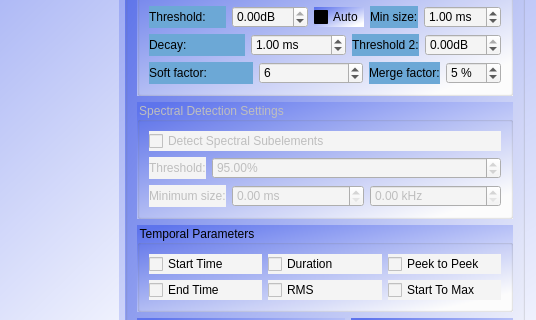
Before: the Qt Designer form Graphic_Interface/UI Files/ui_elemDetectSettings.ui in ECMora/SoundLab, drawn with Qt 5; both pictures show x 564 to 1100 and y 83 to 403 of the 1100 by 664 pixel window.
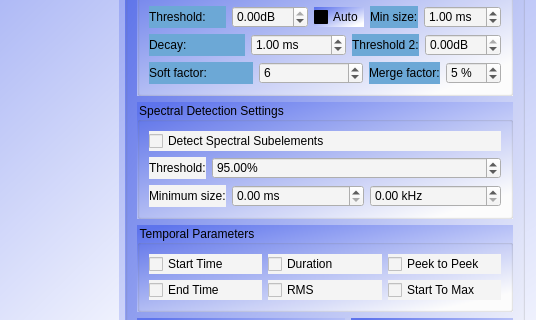
After: the same form once the commit is applied. Custom widgets are drawn as their Qt base class.

```diff
--- a/Graphic_Interface/UI Files/ui_elemDetectSettings.ui
+++ b/Graphic_Interface/UI Files/ui_elemDetectSettings.ui
@@ -252,7 +252,7 @@
       <item row="1" column="0" colspan="2">
        <widget class="QGroupBox" name="groupBox_5">
         <property name="enabled">
-         <bool>false</bool>
+         <bool>true</bool>
         </property>
         <property name="title">
          <string>Spectral Detection Settings</string>
@@ -262,6 +262,9 @@
           <layout class="QHBoxLayout" name="horizontalLayout_9" stretch="0,1">
            <item>
             <widget class="QLabel" name="label_8">
+             <property name="enabled">
+              <bool>true</bool>
+             </property>
              <property name="toolTip">
               <string>&lt;html&gt;&lt;head/&gt;&lt;body&gt;&lt;p&gt;The percentile threshold to detect subelements in spectrogram. Regions above this value are detected&lt;/p&gt;&lt;/body&gt;&lt;/html&gt;</string>
              </property>
@@ -276,7 +279,7 @@
            <item>
             <widget class="QDoubleSpinBox" name="dsbxThresholdSpec">
              <property name="enabled">
-              <bool>false</bool>
+              <bool>true</bool>
              </property>
              <property name="sizePolicy">
               <sizepolicy hsizetype="Minimum" vsizetype="Fixed">
@@ -312,7 +315,7 @@
          <item row="1" column="0">
           <widget class="QCheckBox" name="cbxSpectralSubelements">
            <property name="enabled">
-            <bool>false</bool>
+            <bool>true</bool>
            </property>
            <property name="styleSheet">
             <string notr="true">background-color: rgb(244, 244, 244);</string>
@@ -330,7 +333,7 @@
            <item>
             <widget class="QLabel" name="label_7">
              <property name="enabled">
-              <bool>false</bool>
+              <bool>true</bool>
              </property>
              <property name="toolTip">
               <string>&lt;html&gt;&lt;head/&gt;&lt;body&gt;&lt;p&gt;Minimum size of spectral subelements in ms and Khz&lt;/p&gt;&lt;/body&gt;&lt;/html&gt;</string>
@@ -346,7 +349,7 @@
            <item>
             <widget class="QDoubleSpinBox" name="dsbxminSizeTime">
              <property name="enabled">
-              <bool>false</bool>
+              <bool>true</bool>
              </property>
              <property name="styleSheet">
               <string notr="true">background-color: rgb(244, 244, 244);</string>
@@ -359,7 +362,7 @@
            <item>
             <widget class="QDoubleSpinBox" name="dsbxMinSizeFreq">
              <property name="enabled">
-              <bool>false</bool>
+              <bool>true</bool>
              </property>
              <property name="styleSheet">
               <string notr="true">background-color: rgb(244, 244, 244);</string>
```
Left out of the diff: 3 changed lines with no effect on the pictures.
